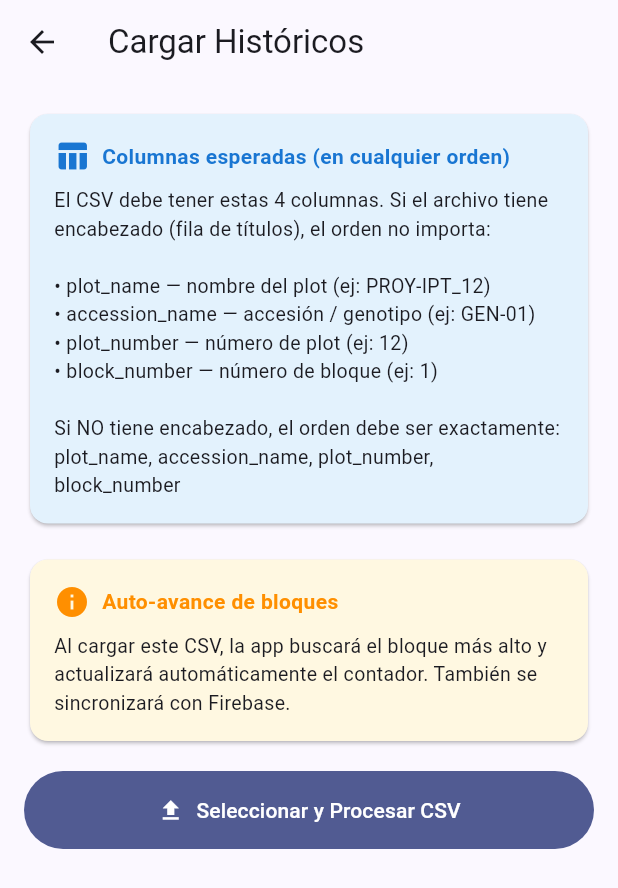
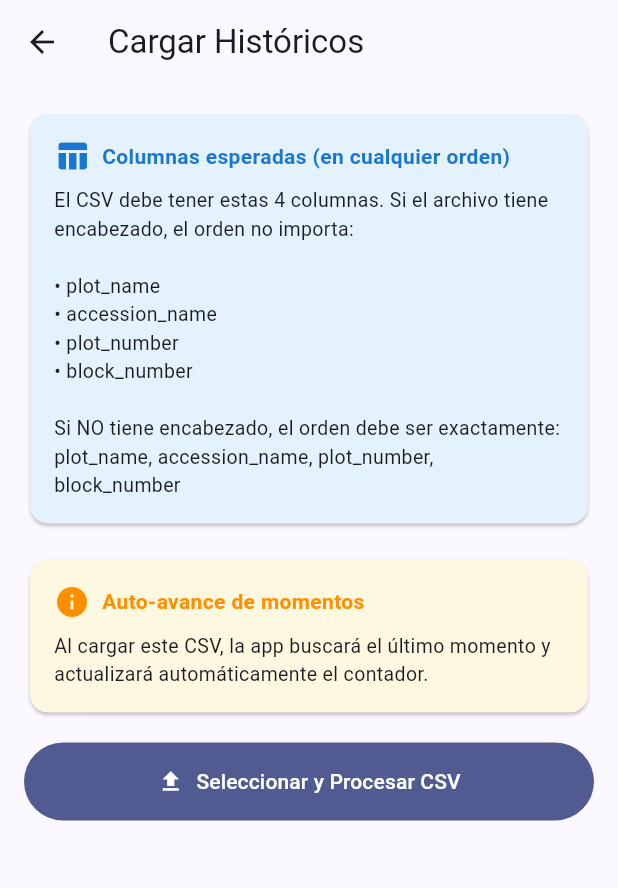
Before and after one commit to 4jVb/Postcosecha-tracker, a Flutter app: the CargarHistoricosScreen screen opened directly with empty values, on a phone screen of 412 x 824 dp. Shown: the top 888 px of the screen. Run offline on Flutter 3.47's test engine with Material 3 defaults, Android fonts, the phone set to English and light mode, and no system bars; our stand-ins replace cloud_firestore, firebase_auth, firebase_core, permission_handler, share_plus, sqflite; missing offline and left inert: file_selector, mobile_scanner; accounts and stored records are empty.

Commit message:
Update of lib dart files

```diff
--- a/lib/cargar_historicos_screen.dart
+++ b/lib/cargar_historicos_screen.dart
@@ -51,20 +51,20 @@ class _CargarHistoricosScreenState extends State<CargarHistoricosScreen> {
           Row(children: [Icon(Icons.table_chart, color: Colors.blue.shade700), const SizedBox(width: 8), Text('Columnas esperadas (en cualquier orden)', style: TextStyle(fontWeight: FontWeight.bold, color: Colors.blue.shade700))]),
           const SizedBox(height: 8),
           const Text(
-            'El CSV debe tener estas 4 columnas. Si el archivo tiene encabezado (fila de títulos), el orden no importa:\n\n'
-            '• plot_name — nombre del plot (ej: PROY-IPT_12)\n'
-            '• accession_name — accesión / genotipo (ej: GEN-01)\n'
-            '• plot_number — número de plot (ej: 12)\n'
-            '• block_number — número de bloque (ej: 1)\n\n'
+            'El CSV debe tener estas 4 columnas. Si el archivo tiene encabezado, el orden no importa:\n\n'
+            '• plot_name\n'
+            '• accession_name\n'
+            '• plot_number\n'
+            '• block_number\n\n'
             'Si NO tiene encabezado, el orden debe ser exactamente:\nplot_name, accession_name, plot_number, block_number',
             style: TextStyle(fontSize: 13),
           )
         ]))),
         const SizedBox(height: 16),
         Card(color: Colors.amber.shade50, child: Padding(padding: const EdgeInsets.all(16), child: Column(crossAxisAlignment: CrossAxisAlignment.start, children: [
-          Row(children: [Icon(Icons.info, color: Colors.amber.shade800), const SizedBox(width: 8), Text('Auto-avance de bloques', style: TextStyle(fontWeight: FontWeight.bold, color: Colors.amber.shade800))]),
+          Row(children: [Icon(Icons.info, color: Colors.amber.shade800), const SizedBox(width: 8), Text('Auto-avance de momentos', style: TextStyle(fontWeight: FontWeight.bold, color: Colors.amber.shade800))]),
           const SizedBox(height: 8),
-          const Text('Al cargar este CSV, la app buscará el bloque más alto y actualizará automáticamente el contador. También se sincronizará con Firebase.', style: TextStyle(fontSize: 13))
+          const Text('Al cargar este CSV, la app buscará el último momento y actualizará automáticamente el contador.', style: TextStyle(fontSize: 13))
         ]))),
         const SizedBox(height: 16),
         FilledButton.icon(onPressed: _cargando ? null : _seleccionarYProcesar, icon: _cargando ? const SizedBox(width: 20, height: 20, child: CircularProgressIndicator(strokeWidth: 2, color: Colors.white)) : const Icon(Icons.upload), label: const Text('Seleccionar y Procesar CSV'), style: FilledButton.styleFrom(padding: const EdgeInsets.symmetric(vertical: 16))),
--- a/lib/cargar_screen.dart
+++ b/lib/cargar_screen.dart
@@ -25,7 +25,7 @@ class _CargarScreenState extends State<CargarScreen> {
       Card(color: Colors.blue.shade50, child: Padding(padding: const EdgeInsets.all(16), child: Column(crossAxisAlignment: CrossAxisAlignment.start, children: [
         Row(children: [Icon(Icons.info_outline, color: Colors.blue.shade700), const SizedBox(width: 8), Text('Formato CSV Automático', style: TextStyle(fontWeight: FontWeight.bold, color: Colors.blue.shade700))]),
         const SizedBox(height: 8),
-        const Text('La app detectará el Proyecto y el Tipo automáticamente del nombre del plot.\n\nColumnas esperadas:\n- Campo/INT: plot_name, accession_name, plot_number\n- Postcosecha/Sensorial: plot_name, accession_name, plot_number, block_number', style: TextStyle(fontSize: 13))
+        const Text('La app detectará el Proyecto y el Tipo de experimento automáticamente a partir del plot_name.\n\nColumnas esperadas:\n- Campo/INT: plot_name, accession_name, plot_number\n- Postcosecha/Sensorial: plot_name, accession_name, plot_number, block_number', style: TextStyle(fontSize: 13))
       ]))),
       const SizedBox(height: 16),
       FilledButton.icon(onPressed: _cargando ? null : _seleccionarArchivo, icon: const Icon(Icons.folder_open), label: const Text('Seleccionar archivo CSV'), style: FilledButton.styleFrom(padding: const EdgeInsets.symmetric(vertical: 16))),
--- a/lib/escaneo_screen.dart
+++ b/lib/escaneo_screen.dart
@@ -139,7 +139,7 @@ class _EscaneoScreenState extends State<EscaneoScreen> {
               ),
               const SizedBox(height: 8),
               Text(
-                'Apunte con el láser o escriba el código.\nSe procesa automáticamente al terminar el escaneo (sin Enter).',
+                'Apunte con el láser del equipo.',
                 style: TextStyle(fontSize: 12, color: Colors.grey[600]),
                 textAlign: TextAlign.center,
               ),
@@ -332,7 +332,7 @@ class _EscaneoScreenState extends State<EscaneoScreen> {
 
   void _mostrarIngresoManualCPT() {
     final controller = TextEditingController();
-    showDialog(context: context, builder: (ctx) => AlertDialog(title: const Text('Registrar Panel Consumidor (CPT)'), content: TextField(controller: controller, autofocus: true, keyboardType: TextInputType.number, decoration: const InputDecoration(hintText: 'Plot Number (ej: 1)', border: OutlineInputBorder(), isDense: true), onSubmitted: (v) { Navigator.pop(ctx); if (v.trim().isNotEmpty) _procesarManualCPT(v.trim()); }), actions: [TextButton(onPressed: () => Navigator.pop(ctx), child: const Text('Cancelar')), FilledButton(onPressed: () { Navigator.pop(ctx); if (controller.text.trim().isNotEmpty) _procesarManualCPT(controller.text.trim()); }, child: const Text('Aceptar'))]));
+    showDialog(context: context, builder: (ctx) => AlertDialog(title: const Text('Registrar Panel Consumidor (CPT)'), content: TextField(controller: controller, autofocus: true, keyboardType: TextInputType.number, decoration: const InputDecoration(hintText: 'plot_number (ej: 1)', border: OutlineInputBorder(), isDense: true), onSubmitted: (v) { Navigator.pop(ctx); if (v.trim().isNotEmpty) _procesarManualCPT(v.trim()); }), actions: [TextButton(onPressed: () => Navigator.pop(ctx), child: const Text('Cancelar')), FilledButton(onPressed: () { Navigator.pop(ctx); if (controller.text.trim().isNotEmpty) _procesarManualCPT(controller.text.trim()); }, child: const Text('Aceptar'))]));
   }
 
   Widget _buildCptUI() {
@@ -573,7 +573,7 @@ class _EscaneoScreenState extends State<EscaneoScreen> {
   // ==========================================
   void _mostrarIngresoManual() {
     final controller = TextEditingController();
-    showDialog(context: context, builder: (ctx) => AlertDialog(title: const Text('Consultar Planta'), content: Column(mainAxisSize: MainAxisSize.min, children: [const Text('Números -> Plot Number\nLetras -> Accesion Name', style: TextStyle(fontSize: 13)), const SizedBox(height: 8), TextField(controller: controller, autofocus: true, decoration: const InputDecoration(hintText: 'Ej: 1 ó GEN-01', border: OutlineInputBorder(), isDense: true), onSubmitted: (v) { Navigator.pop(ctx); if (v.trim().isNotEmpty) _procesarManual(v.trim()); })]), actions: [TextButton(onPressed: () => Navigator.pop(ctx), child: const Text('Cancelar')), FilledButton(onPressed: () { Navigator.pop(ctx); if (controller.text.trim().isNotEmpty) _procesarManual(controller.text.trim()); }, child: const Text('Aceptar'))]));
+    showDialog(context: context, builder: (ctx) => AlertDialog(title: const Text('Consultar Planta'), content: Column(mainAxisSize: MainAxisSize.min, children: [const Text('Números -> plot_number\nLetras -> accesion_name', style: TextStyle(fontSize: 13)), const SizedBox(height: 8), TextField(controller: controller, autofocus: true, decoration: const InputDecoration(hintText: 'Ej: 1 o Csol18.148.118', border: OutlineInputBorder(), isDense: true), onSubmitted: (v) { Navigator.pop(ctx); if (v.trim().isNotEmpty) _procesarManual(v.trim()); })]), actions: [TextButton(onPressed: () => Navigator.pop(ctx), child: const Text('Cancelar')), FilledButton(onPressed: () { Navigator.pop(ctx); if (controller.text.trim().isNotEmpty) _procesarManual(controller.text.trim()); }, child: const Text('Aceptar'))]));
   }
 
   Future<void> _procesarManual(String input) async {
--- a/lib/home_screen.dart
+++ b/lib/home_screen.dart
@@ -76,8 +76,8 @@ class _HomeScreenState extends State<HomeScreen> {
     int bloqueNuevo;
     if (tipo == 'IPT') bloqueNuevo = _bloqueIpt + delta; else if (tipo == 'SET') bloqueNuevo = _bloqueSet + delta; else bloqueNuevo = _bloqueCpt + delta;
     final confirmar = await showDialog<bool>(context: context, builder: (ctx) => AlertDialog(
-      title: Text('$accion Bloque $nombreTipo'),
-      content: Text(delta > 0 ? '¿Pasar al bloque $bloqueNuevo?\nSe reiniciará la lista de enviados.' : '¿Retroceder al bloque $bloqueNuevo?'),
+      title: Text('$accion Momento $nombreTipo'),
+      content: Text(delta > 0 ? '¿Pasar al momento $bloqueNuevo?\nSe reiniciará la lista de enviados.' : '¿Retroceder al momento $bloqueNuevo?'),
       actions: [TextButton(onPressed: () => Navigator.pop(ctx, false), child: const Text('Cancelar')), FilledButton(onPressed: () => Navigator.pop(ctx, true), child: const Text('Confirmar'))],
     ));
     if (confirmar == true) {
@@ -91,7 +91,7 @@ class _HomeScreenState extends State<HomeScreen> {
   void _formatTotal() {
     showDialog(context: context, builder: (ctx) => AlertDialog(
       title: const Text('⚠️ FORMATEAR TODO', style: TextStyle(color: Colors.red)),
-      content: const Text('Se eliminarán TODOS los proyectos, libros de campo, envíos y bloques.'),
+      content: const Text('Se eliminarán TODOS los proyectos, libros de campo, envíos y momentos.'),
       actions: [TextButton(onPressed: () => Navigator.pop(ctx), child: const Text('Cancelar')), FilledButton(style: FilledButton.styleFrom(backgroundColor: Colors.red), onPressed: () async { await _db.limpiarTodo(); if (mounted) { Navigator.pop(ctx); setState(() { _proyectos = []; _proyectoSeleccionado = null; _plotsCargados = 0; _enviosHoy = 0; _tieneCPT = false; }); } }, child: const Text('Borrar Todo'))],
     ));
   }
@@ -108,14 +108,14 @@ class _HomeScreenState extends State<HomeScreen> {
           Text('Estado Actual', style: Theme.of(context).textTheme.titleLarge), const SizedBox(height: 16),
           Row(children: [Expanded(child: _statCard(Icons.inventory_2, 'Plots', '$_plotsCargados', Colors.indigo)), const SizedBox(width: 12), Expanded(child: _statCard(Icons.check_circle_outline, 'Envíos Hoy', '$_enviosHoy', Colors.green))]),
           const Divider(height: 32),
-          _filaStatModerna(Icons.agriculture, 'Postcosecha (IPT)', 'Bloque $_bloqueIpt', Colors.purple), const SizedBox(height: 12),
-          _filaStatModerna(Icons.rate_review, 'Sensorial (SET)', 'Bloque $_bloqueSet', Colors.teal),
-          if (_tieneCPT) ...[const SizedBox(height: 12), _filaStatModerna(Icons.groups, 'Panel Consumidor (CPT)', 'Bloque $_bloqueCpt', Colors.deepPurple)],
+          _filaStatModerna(Icons.agriculture, 'Postcosecha (IPT)', 'Momento $_bloqueIpt', Colors.purple), const SizedBox(height: 12),
+          _filaStatModerna(Icons.rate_review, 'Sensorial (SET)', 'Momento $_bloqueSet', Colors.teal),
+          if (_tieneCPT) ...[const SizedBox(height: 12), _filaStatModerna(Icons.groups, 'Panel Consumidor (CPT)', 'Momento $_bloqueCpt', Colors.deepPurple)],
         ]))),
         const SizedBox(height: 32),
         _accionPrincipal(Icons.qr_code_scanner, 'Registrar Postcosecha (IPT)', 'Escaneo por QR', Colors.purple, _irAIPT, hab: _proyectoSeleccionado != null), const SizedBox(height: 12),
-        _accionPrincipal(Icons.checklist, 'Registrar Sensorial (SET)', 'Selección por bloque', Colors.teal, _irASET, hab: _proyectoSeleccionado != null),
-        if (_tieneCPT) ...[const SizedBox(height: 12), _accionPrincipal(Icons.groups, 'Registrar Panel Consumidor (CPT)', 'Selección por bloque', Colors.deepPurple, _irACPT, hab: _proyectoSeleccionado != null)],
+        _accionPrincipal(Icons.checklist, 'Registrar Sensorial (SET)', 'Selección por Momento', Colors.teal, _irASET, hab: _proyectoSeleccionado != null),
+        if (_tieneCPT) ...[const SizedBox(height: 12), _accionPrincipal(Icons.groups, 'Registrar Panel Consumidor (CPT)', 'Selección por momento', Colors.deepPurple, _irACPT, hab: _proyectoSeleccionado != null)],
         const SizedBox(height: 12),
         _accionPrincipal(Icons.search, 'Consultar Campo (INT)', 'Consulta rápida de accesiones', Colors.brown, _irAINT, hab: _proyectoSeleccionado != null),
         const SizedBox(height: 32),
@@ -124,7 +124,7 @@ class _HomeScreenState extends State<HomeScreen> {
         _accionSecundaria(Icons.history, 'Cargar Históricos', 'CSV de plots ya enviados', _irAHistoricos, hab: _proyectoSeleccionado != null),
         Container(margin: const EdgeInsets.only(bottom: 12, top: 4), decoration: BoxDecoration(color: _sincronizando ? Colors.blue.withOpacity(0.1) : Colors.blue.shade50, borderRadius: BorderRadius.circular(12), border: Border.all(color: Colors.blue.shade200)), child: ListTile(leading: _sincronizando ? const SizedBox(width: 24, height: 24, child: CircularProgressIndicator(strokeWidth: 2, color: Colors.blue)) : const Icon(Icons.cloud_upload_outlined, color: Colors.blue), title: Text('Sincronizar Nube', style: TextStyle(fontWeight: FontWeight.bold, color: Colors.blue.shade700)), subtitle: Text(_sincronizando ? 'Sincronizando...' : 'Sube locales y descarga plots/envíos de la nube', style: TextStyle(fontSize: 12, color: Colors.blue.shade400)), trailing: const Icon(Icons.chevron_right, color: Colors.blue), onTap: !_sincronizando ? _sincronizar : null)),
         const SizedBox(height: 24),
-        Text('Gestión de Bloques', style: Theme.of(context).textTheme.titleMedium?.copyWith(color: Colors.grey[600])), const SizedBox(height: 12),
+        Text('Gestión de Momentos', style: Theme.of(context).textTheme.titleMedium?.copyWith(color: Colors.grey[600])), const SizedBox(height: 12),
         _botonesBloque('IPT', Colors.purple), const SizedBox(height: 8), _botonesBloque('SET', Colors.teal),
         if (_tieneCPT) ...[const SizedBox(height: 8), _botonesBloque('CPT', Colors.deepPurple)],
         const SizedBox(height: 32),
```
